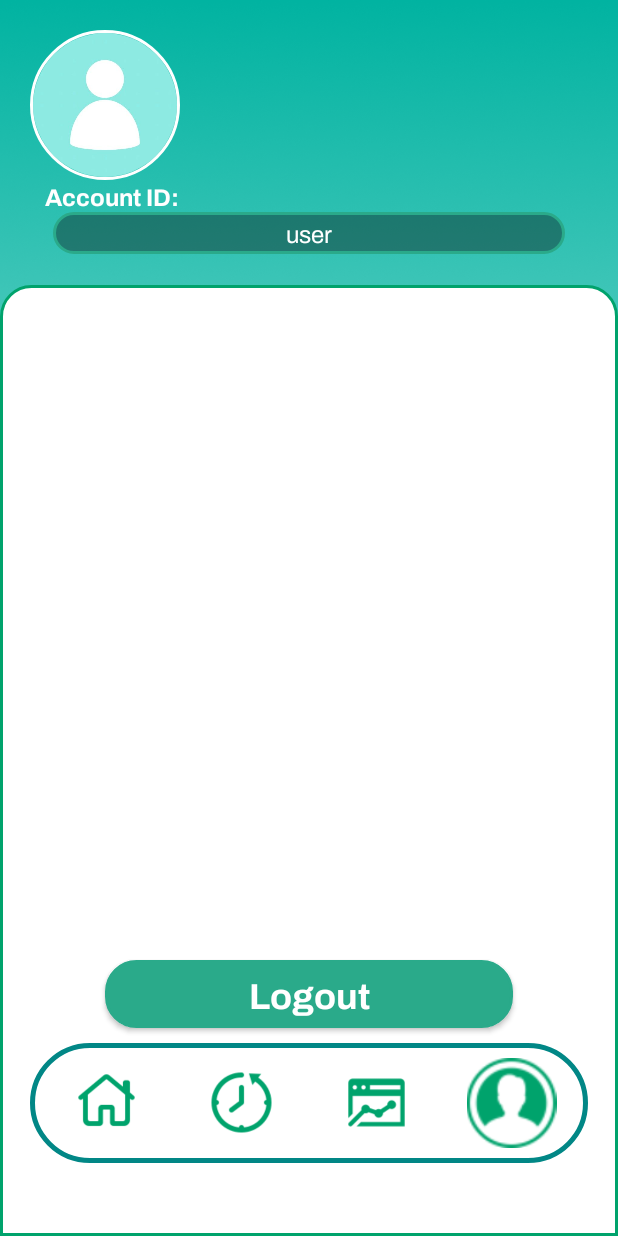
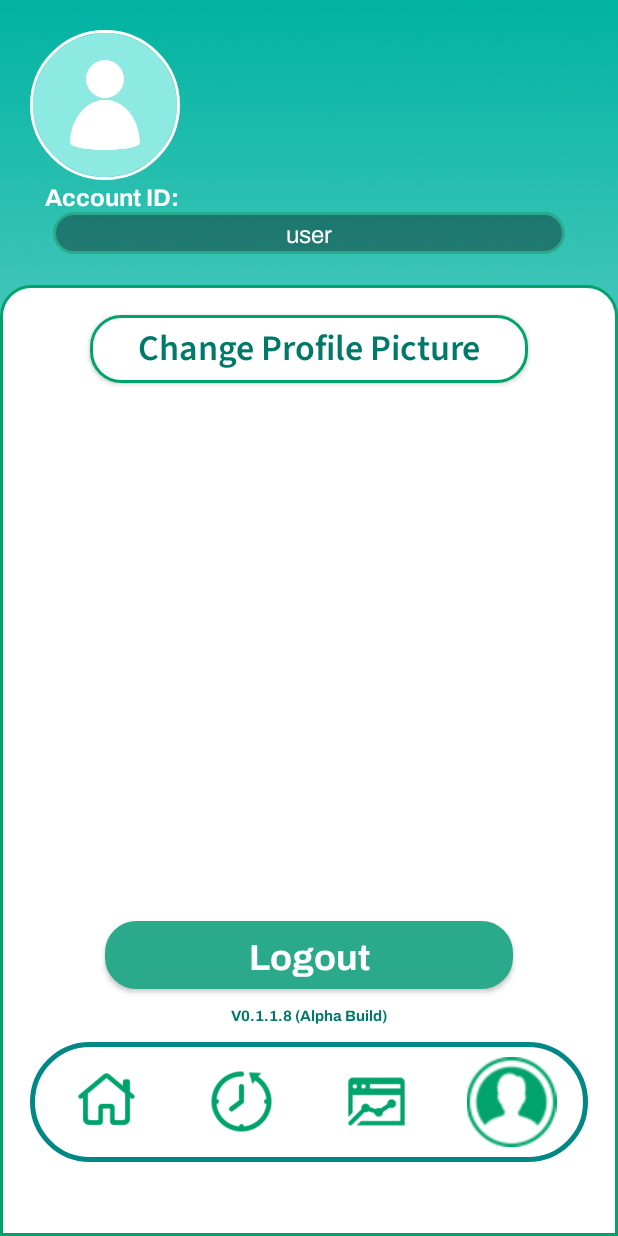
Before and after one commit to Kenshin-0118/Kakeibo_App_0118, an Android app: the Account_User screen opened directly, with no data from a screen before it, on a phone screen of 412 x 824 dp. Run offline under Robolectric (Android 15) with nearby library versions, the phone set to English and light mode, and no system bars; our stand-ins replace CircleImageView, Firebase (no records; nobody signed in at launch, a user with empty details on screens opened directly); pictures from the network do not load; Roboto replaces fonts that are not available here.

Commit message:
Image Profile Update Added

```diff
--- a/app/build.gradle
+++ b/app/build.gradle
@@ -40,6 +40,7 @@ dependencies {
     implementation 'com.google.android.gms:play-services-auth:20.5.0'
     implementation 'com.github.bumptech.glide:glide:4.11.0'
     implementation 'com.google.firebase:firebase-auth:21.3.0'
+    implementation 'com.google.firebase:firebase-storage:20.0.0'
     implementation 'de.hdodenhof:circleimageview:3.1.0'
     implementation 'com.makeramen:roundedimageview:2.3.0'
     implementation platform('com.google.firebase:firebase-bom:31.5.0')
--- /dev/null
+++ b/app/src/main/res/drawable/bg_user_options.xml
@@ -0,0 +1,15 @@
+<?xml version="1.0" encoding="utf-8"?>
+    <shape xmlns:android="http://schemas.android.com/apk/res/android"
+        android:shape="rectangle">
+
+        <solid android:color="#FFFFFF" />
+
+        <stroke
+            android:width="2dp"
+        android:color="#00A36C" />
+
+        <corners
+            android:radius="20dp">
+
+        </corners>
+    </shape>
--- a/app/src/main/res/layout/activity_account_user.xml
+++ b/app/src/main/res/layout/activity_account_user.xml
@@ -100,12 +100,29 @@
 
         <ScrollView
             android:layout_width="match_parent"
-            android:layout_height="440dp">
+            android:layout_height="404dp"
+            android:layout_marginTop="10dp">
 
             <LinearLayout
                 android:layout_width="match_parent"
                 android:layout_height="wrap_content"
-                android:orientation="vertical" />
+                android:orientation="vertical">
+
+                <Button
+                    android:id="@+id/change_photo"
+                    android:layout_width="match_parent"
+                    android:layout_height="45dp"
+                    android:layout_above="@+id/navigation_bar"
+                    android:layout_marginHorizontal="60dp"
+                    android:layout_marginVertical="10dp"
+                    android:background="@drawable/bg_user_options"
+                    android:fontFamily="@font/source_sans_pro_semibold_italic"
+                    android:text="Change Profile Picture"
+                    android:textAllCaps="false"
+                    android:textColor="@color/cyan_700"
+                    android:textSize="24sp" />
+
+            </LinearLayout>
         </ScrollView>
 
         <Button
@@ -121,6 +138,20 @@
             android:textAllCaps="false"
             android:textSize="24sp" />
 
+
+        <TextView
+            android:id="@+id/UID3"
+            android:layout_width="match_parent"
+            android:layout_height="15dp"
+            android:layout_below="@+id/username"
+            android:layout_marginHorizontal="30dp"
+            android:layout_marginTop="0dp"
+            android:layout_marginBottom="10dp"
+            android:fontFamily="@font/archivo_bold_italic"
+            android:gravity="center|center_vertical"
+            android:text="V0.1.1.8 (Alpha Build)"
+            android:textColor="@color/cyan_700"
+            android:textSize="10sp" />
 
         <LinearLayout
             android:id="@+id/navigation_bar"
--- a/app/src/main/res/layout/activity_history.xml
+++ b/app/src/main/res/layout/activity_history.xml
@@ -325,7 +325,7 @@
         <androidx.recyclerview.widget.RecyclerView
             android:id="@+id/history_view"
             android:layout_width="match_parent"
-            android:layout_height="450dp"
+            android:layout_height="448dp"
             android:layout_above="@+id/navigation_bar" />
 
         <LinearLayout
```
Also changed, not shown: app/src/main/java/com/example/kakeiboapp/Account_User.java (+91 -1 lines), app/src/main/java/com/example/kakeiboapp/Main_Interface.java (+9 -8 lines).
